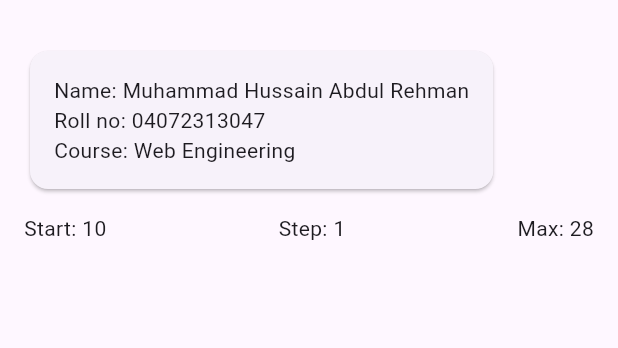
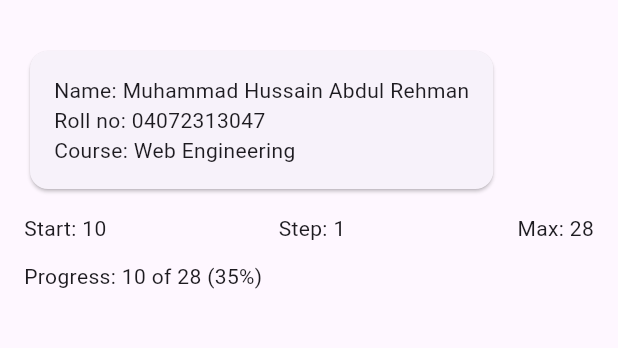
Before and after one commit to AbRehman17/Mobile-Application-Development-, a Flutter app: the screen it shows after launch, on a phone screen of 412 x 824 dp, the part 63-411 px from its top. Run offline on Flutter 3.47's test engine with Material 3 defaults, Android fonts, the phone set to English and light mode, and no system bars.

Commit message:
Flutter LAb Startup: Step 4

```diff
--- a/Flutter_startup_lab5/flutter_lab_startter/lib/main.dart
+++ b/Flutter_startup_lab5/flutter_lab_startter/lib/main.dart
@@ -69,9 +69,25 @@ class HomePage extends StatelessWidget {
                 Text('Max: $maxCount', key: const Key('info-max')),
               ],
             ),
+            SizedBox(height: 12),
+            GoalBanner(count: startCount, max: maxCount),
           ],
         ),
       ),
+    );
+  }
+}
+
+class GoalBanner extends StatelessWidget {
+  final int count;
+  final int max;
+  const GoalBanner({super.key, required this.count, required this.max});
+  @override
+  Widget build(BuildContext context) {
+    final percent = count * 100 ~/ max;
+    return Text(
+      'Progress: $count of $max ($percent%)',
+      key: const Key('progress'),
     );
   }
 }
--- a/Flutter_startup_lab5/output.txt
+++ b/Flutter_startup_lab5/output.txt
@@ -16,4 +16,6 @@ TASK 3:
 6. Column
 7. Row
 8. Text('Max: $maxCount')
-=>Task 4:
+Task 4:
+=>GoalBanner does not need setState() because it is a StatelessWidget and its count and max values are provided through its constructor. To show a new count, its parent would need to update the count and rebuild GoalBanner with the new value.
+Task 5:
```
